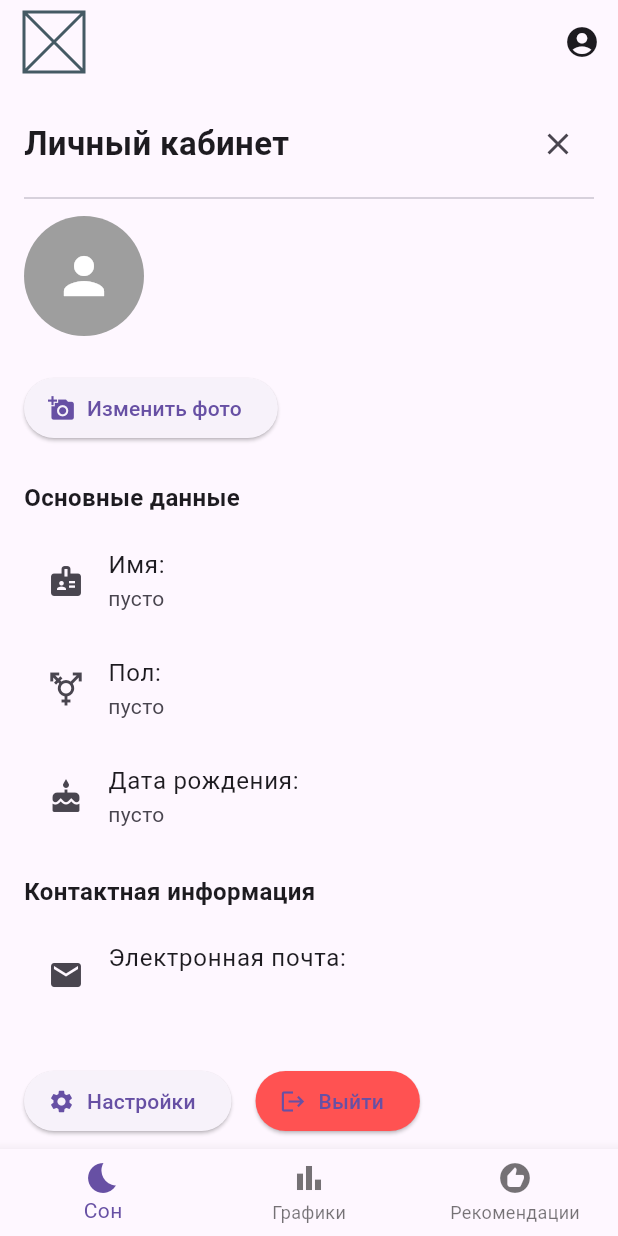
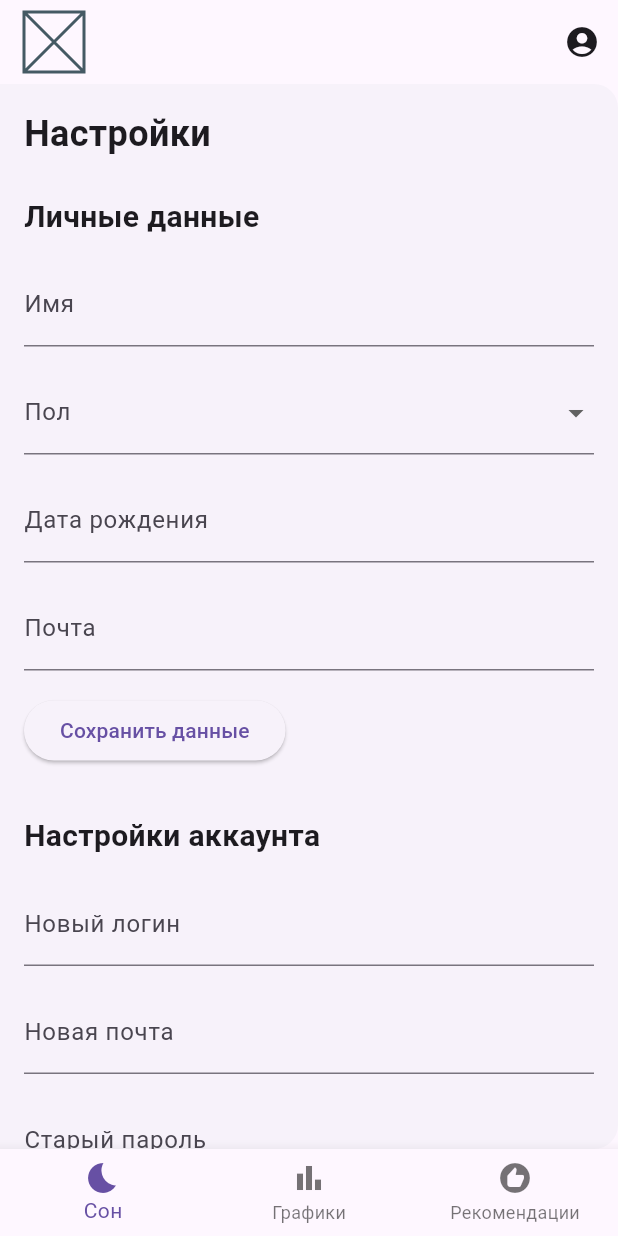
Before and after one commit to DaniilTooZir/SleepTracking_Flutter, a Flutter app: the PersonalAccountScreen screen opened by its route, after a tap on "Настройки", on a phone screen of 412 x 824 dp. Run offline on Flutter 3.47's test engine with Material 3 defaults, Android fonts, the light colour scheme and no system bars; our stand-ins replace fl_chart, flutter_dotenv, go_router, image_picker, supabase_flutter; accounts and stored records are empty.

Commit message:
Добавил экран настроек и логику(пусто пока). Реализовать открытие настроек как боковую панель из личного кабинета

```diff
--- /dev/null
+++ b/lib/data/services/setting_service.dart
@@ -0,0 +1,4 @@
+
+class SettingService{
+
+}
--- a/lib/routes/router.dart
+++ b/lib/routes/router.dart
@@ -11,6 +11,7 @@ import 'package:sleep_tracking/ui/screens/main_menu_screen.dart';
 import 'package:sleep_tracking/ui/screens/report_chart_screen.dart';
 import 'package:sleep_tracking/ui/screens/sleep_tracking_screen.dart';
 import 'package:sleep_tracking/providers/user_provider.dart';
+import 'package:sleep_tracking/ui/screens/setting_screen.dart';
 
 final GoRouter appRouter = GoRouter(
   initialLocation: '/',
@@ -36,6 +37,10 @@ final GoRouter appRouter = GoRouter(
           path: '/recommendation',
           builder: (context, state) => RecommendationsScreen(),
         ),
+        GoRoute(
+          path: '/settings',
+          builder: (context, state) => SettingScreen(),
+        ),
       ],
     ),
   ],
--- a/lib/ui/screens/main_menu_screen.dart
+++ b/lib/ui/screens/main_menu_screen.dart
@@ -107,6 +107,26 @@ class _MainMenuScreenState extends State<MainMenuScreen> {
           ],
         ),
       ),
+      drawer: Drawer(
+        child: Column(
+          children: [
+            const DrawerHeader(
+              child: Text(
+                'Меню',
+                style: TextStyle(fontSize: 24),
+              ),
+            ),
+            ListTile(
+              title: const Text('Настройки'),
+              leading: const Icon(Icons.settings),
+              onTap: () {
+                Navigator.of(context).pop();
+                context.go('/settings');
+              },
+            ),
+          ],
+        ),
+      ),
       body: widget.child,
       bottomNavigationBar: BottomNavigationBar(
         currentIndex: _currentIndex,
--- a/lib/ui/screens/personal_account_screen.dart
+++ b/lib/ui/screens/personal_account_screen.dart
@@ -6,6 +6,7 @@ import 'package:sleep_tracking/providers/user_provider.dart';
 import 'package:sleep_tracking/data/services/personal_account_service.dart';
 import 'package:sleep_tracking/models/user.dart';
 import 'package:go_router/go_router.dart';
+import 'package:sleep_tracking/ui/screens/setting_screen.dart';
 
 class PersonalAccountScreen extends StatefulWidget {
   const PersonalAccountScreen({super.key});
@@ -171,7 +172,7 @@ class _PersonalAccountScreenState extends State<PersonalAccountScreen> {
                         children: [
                           ElevatedButton.icon(
                             onPressed: () {
-                              //реализовать открытие настроек
+                              context.go('/settings');
                             },
                             icon: const Icon(Icons.settings),
                             label: const Text('Настройки'),
--- /dev/null
+++ b/lib/ui/screens/setting_screen.dart
@@ -0,0 +1,120 @@
+import 'package:flutter/material.dart';
+
+import 'package:sleep_tracking/data/services/setting_service.dart';
+
+class SettingScreen extends StatefulWidget{
+  const SettingScreen({super.key});
+
+  @override
+  _SettSettingScreenState createState() => _SettSettingScreenState();
+}
+
+class _SettSettingScreenState extends State<SettingScreen>{
+  @override
+  Widget build(BuildContext context) {
+    return Drawer(
+      child: SafeArea(
+        child: SingleChildScrollView(
+          padding: const EdgeInsets.all(16),
+          child: Column(
+            crossAxisAlignment: CrossAxisAlignment.start,
+            children: [
+              const Text("Настройки", style: TextStyle(fontSize: 24, fontWeight: FontWeight.bold)),
+              const SizedBox(height: 24),
+              _buildPersonalDataSection(),
+              const SizedBox(height: 32),
+              _buildAccountSettingsSection(),
+            ],
+          ),
+        ),
+      ),
+    );
+  }
+
+  Widget _buildPersonalDataSection() {
+    return Column(
+      crossAxisAlignment: CrossAxisAlignment.start,
+      children: [
+        const Text("Личные данные", style: TextStyle(fontSize: 20, fontWeight: FontWeight.bold)),
+        const SizedBox(height: 16),
+        TextField(
+          decoration: const InputDecoration(labelText: "Имя"),
+        ),
+        const SizedBox(height: 16),
+        DropdownButtonFormField<String>(
+          decoration: const InputDecoration(labelText: "Пол"),
+          items: const [
+            DropdownMenuItem(value: "Мужской", child: Text("Мужской")),
+            DropdownMenuItem(value: "Женский", child: Text("Женский")),
+            DropdownMenuItem(value: "Не указывать", child: Text("Не указывать")),
+          ],
+          onChanged: (value) {},
+        ),
+        const SizedBox(height: 16),
+        TextField(
+          readOnly: true,
+          decoration: const InputDecoration(labelText: "Дата рождения"),
+          onTap: () {
+            // TODO: добавить выбор даты
+          },
+        ),
+        const SizedBox(height: 16),
+        TextField(
+          decoration: const InputDecoration(labelText: "Почта"),
+        ),
+        const SizedBox(height: 16),
+        ElevatedButton(
+          onPressed: () {
+            // TODO: сохранить личные данные
+          },
+          child: const Text("Сохранить данные"),
+        ),
+      ],
+    );
+  }
+  Widget _buildAccountSettingsSection() {
+    return Column(
+      crossAxisAlignment: CrossAxisAlignment.start,
+      children: [
+        const Text("Настройки аккаунта", style: TextStyle(fontSize: 20, fontWeight: FontWeight.bold)),
+        const SizedBox(height: 16),
+        TextField(
+          decoration: const InputDecoration(labelText: "Новый логин"),
+        ),
+        const SizedBox(height: 16),
+        TextField(
+          decoration: const InputDecoration(labelText: "Новая почта"),
+        ),
+        const SizedBox(height: 16),
+        TextField(
+          obscureText: true,
+          decoration: const InputDecoration(labelText: "Старый пароль"),
+        ),
+        const SizedBox(height: 16),
+        TextField(
+          obscureText: true,
+          decoration: const InputDecoration(labelText: "Новый пароль"),
+        ),
+        const SizedBox(height: 16),
+        ElevatedButton(
+          onPressed: () {
+            // TODO: сменить данные
+          },
+          child: const Text("Обновить данные"),
+        ),
+        const SizedBox(height: 32),
+        Divider(),
+        const SizedBox(height: 16),
+        Center(
+          child: TextButton(
+            onPressed: () {
+              // TODO: подтверждение и удаление аккаунта
+            },
+            style: TextButton.styleFrom(foregroundColor: Colors.red),
+            child: const Text("Удалить аккаунт"),
+          ),
+        )
+      ],
+    );
+  }
+}
```
